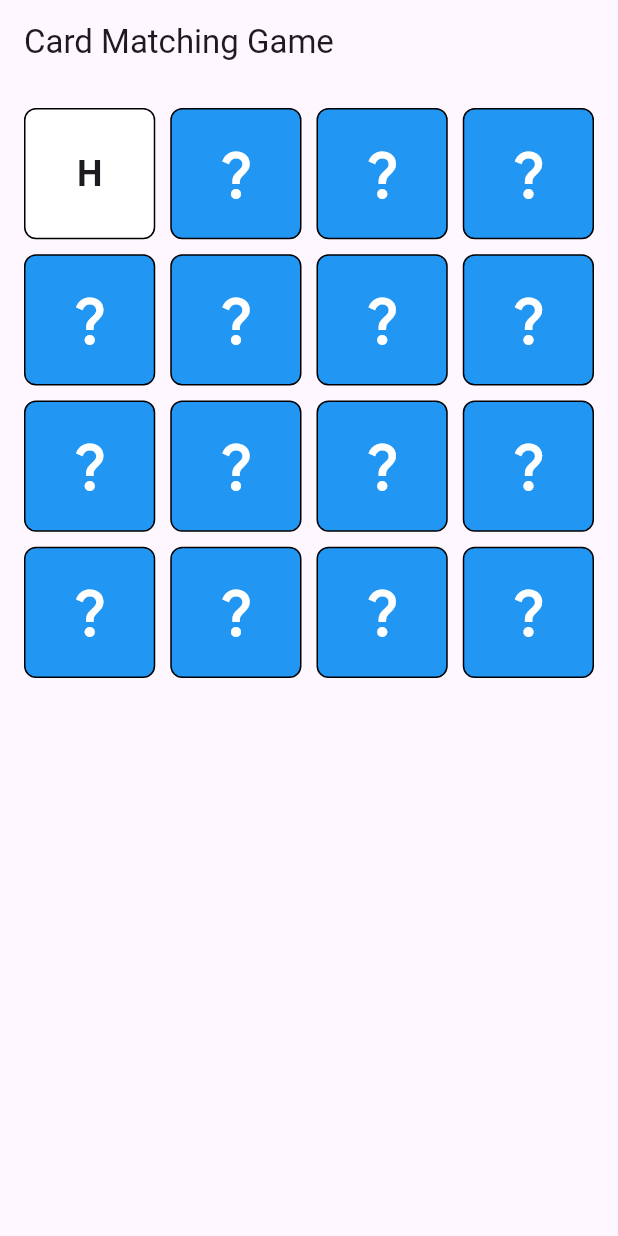
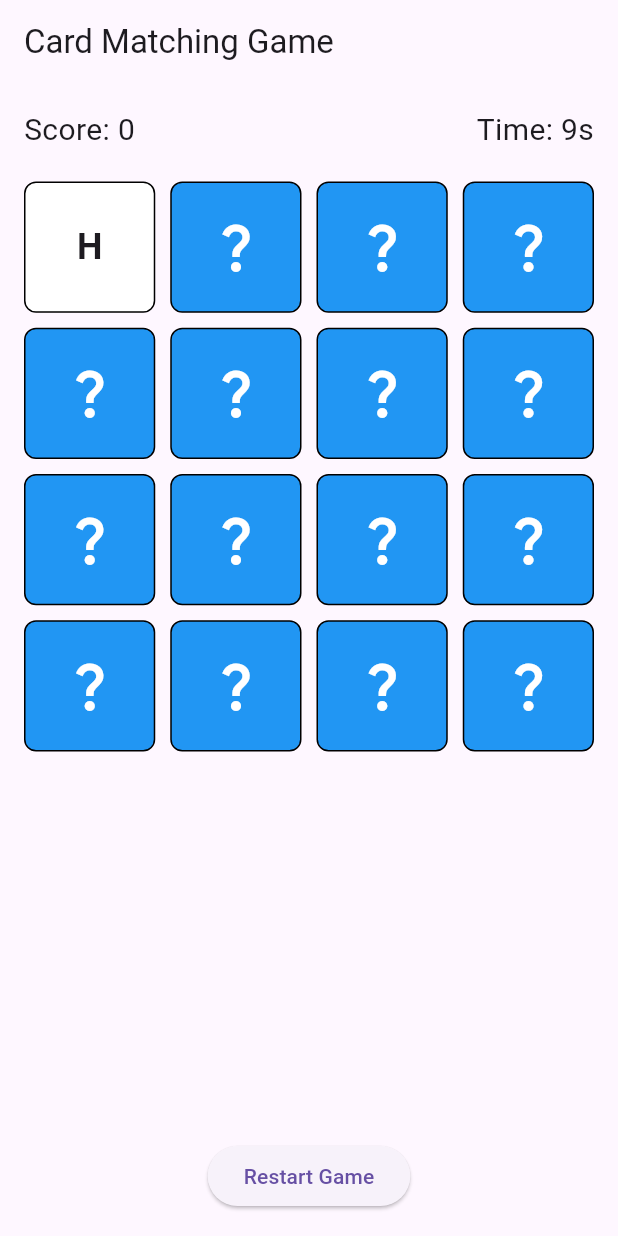
Before and after one commit to sricharan8462/card_matching, a Flutter app: the screen it shows after launch, after a tap on the "question mark" icon, on a phone screen of 412 x 824 dp. Run offline on Flutter 3.47's test engine with Material 3 defaults, Android fonts, the phone set to English and light mode, and no system bars.

Commit message:
Add timer, scoring system, and restart functionality

```diff
--- a/lib/card_widget.dart
+++ b/lib/card_widget.dart
@@ -41,13 +41,14 @@ class _CardWidgetState extends State<CardWidget>
     final game = Provider.of<GameModel>(context);
     final card = game.cards[widget.index];
 
+    // Update animation based on card state
     if (card.isFaceUp != _isFaceUp) {
       if (card.isFaceUp) {
         _controller.forward();
       } else {
         _controller.reverse();
       }
-      _isFaceUp = card.isFaceUp;
+      _isFaceUp = card.isFaceUp; // Sync local state
     }
 
     return GestureDetector(
@@ -56,8 +57,13 @@ class _CardWidgetState extends State<CardWidget>
         animation: _animation,
         builder: (context, child) {
           final isFaceUp = card.isFaceUp || card.isMatched;
-          final angle = _animation.value * 1.5708; // 90 degrees
+          // Flip only to 90 degrees max (π/2)
+          final angle = _animation.value * 1.5708; // π/2 radians = 90 degrees
+
+          // Show front only when animation is past halfway
           final showFront = _animation.value > 0.5;
+
+          // Adjust the rotation direction based on the state
           final displayAngle =
               showFront ? (1 - _animation.value) * 1.5708 : angle;
 
--- a/lib/game_model.dart
+++ b/lib/game_model.dart
@@ -13,16 +13,36 @@ class GameModel with ChangeNotifier {
   List<CardModel> cards = [];
   int? firstCardIndex;
   bool isProcessing = false;
+  int score = 0;
+  int timeElapsed = 0;
+  Timer? _timer;
 
   GameModel() {
     _initializeGame();
+    _startTimer();
   }
 
   void _initializeGame() {
-    final values = ['A', 'B', 'C', 'D', 'E', 'F', 'G', 'H'];
+    final values = [
+      'A',
+      'B',
+      'C',
+      'D',
+      'E',
+      'F',
+      'G',
+      'H',
+    ]; // 8 pairs for 4x4 grid
     final cardValues = [...values, ...values]..shuffle();
     cards = cardValues.map((value) => CardModel(value)).toList();
     notifyListeners();
+  }
+
+  void _startTimer() {
+    _timer = Timer.periodic(Duration(seconds: 1), (timer) {
+      timeElapsed++;
+      notifyListeners();
+    });
   }
 
   void flipCard(int index) async {
@@ -39,10 +59,12 @@ class GameModel with ChangeNotifier {
       final secondCard = cards[index];
 
       if (firstCard.value == secondCard.value) {
+        score += 10; // Add points for a match
         firstCard.isMatched = true;
         secondCard.isMatched = true;
         firstCardIndex = null;
       } else {
+        score -= 2; // Deduct points for a mismatch
         await Future.delayed(Duration(seconds: 1));
         firstCard.isFaceUp = false;
         secondCard.isFaceUp = false;
@@ -50,6 +72,26 @@ class GameModel with ChangeNotifier {
       }
       isProcessing = false;
       notifyListeners();
+
+      if (cards.every((card) => card.isMatched)) {
+        _timer?.cancel();
+        _showVictoryMessage();
+      }
     }
   }
+
+  void _showVictoryMessage() {
+    print('You Win! Score: $score, Time: $timeElapsed seconds');
+  }
+
+  void resetGame() {
+    _timer?.cancel();
+    timeElapsed = 0;
+    score = 0;
+    firstCardIndex = null;
+    isProcessing = false;
+    _initializeGame();
+    _startTimer();
+    notifyListeners();
+  }
 }
--- a/lib/main.dart
+++ b/lib/main.dart
@@ -5,10 +5,7 @@ import 'card_widget.dart';
 
 void main() {
   runApp(
-    ChangeNotifierProvider(
-      create: (context) => GameModel(),
-      child: MyApp(),
-    ),
+    ChangeNotifierProvider(create: (context) => GameModel(), child: MyApp()),
   );
 }
 
@@ -17,6 +14,7 @@ class MyApp extends StatelessWidget {
   Widget build(BuildContext context) {
     return MaterialApp(
       title: 'Card Matching Game',
+      theme: ThemeData(primarySwatch: Colors.blue),
       home: GameScreen(),
     );
   }
@@ -30,9 +28,23 @@ class GameScreen extends StatelessWidget {
       appBar: AppBar(title: Text('Card Matching Game')),
       body: Padding(
         padding: const EdgeInsets.all(16.0),
+        child: Column(
+          children: [
+            Row(
+              mainAxisAlignment: MainAxisAlignment.spaceBetween,
+              children: [
+                Text('Score: ${game.score}', style: TextStyle(fontSize: 20)),
+                Text(
+                  'Time: ${game.timeElapsed}s',
+                  style: TextStyle(fontSize: 20),
+                ),
+              ],
+            ),
+            SizedBox(height: 20),
+            Expanded(
               child: GridView.builder(
                 gridDelegate: SliverGridDelegateWithFixedCrossAxisCount(
-            crossAxisCount: 4,
+                  crossAxisCount: 4, // 4x4 grid
                   crossAxisSpacing: 10,
                   mainAxisSpacing: 10,
                 ),
@@ -42,6 +54,14 @@ class GameScreen extends StatelessWidget {
                 },
               ),
             ),
+            SizedBox(height: 20),
+            ElevatedButton(
+              onPressed: () => game.resetGame(),
+              child: Text('Restart Game'),
+            ),
+          ],
+        ),
+      ),
     );
   }
 }
```
Lines whose indentation alone changed are shown as unchanged.
